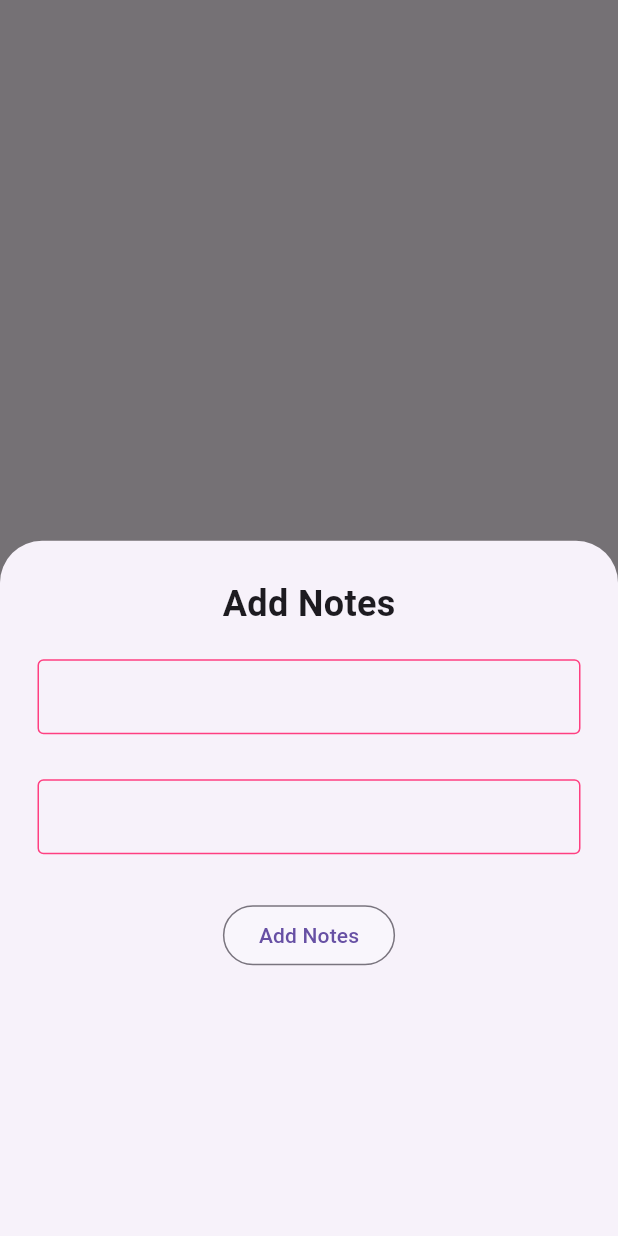
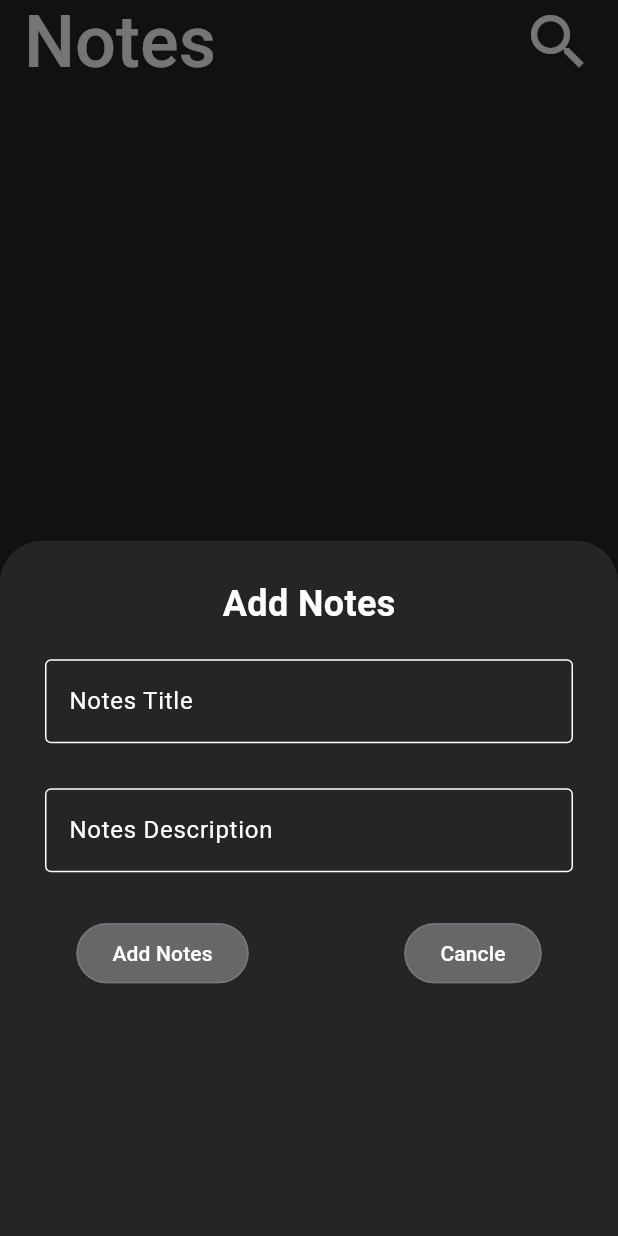
Before and after one commit to cybersleuth0/offlineDb, a Flutter app: the screen it shows after launch, after a tap on the "add" icon, on a phone screen of 412 x 824 dp. Run offline on Flutter 3.47's test engine with Material 3 defaults, Android fonts, the phone set to English and light mode, and no system bars; our stand-ins replace sqflite; accounts and stored records are empty.

Commit message:
Refactor database and add UI for notes
This commit refactors the database operations and introduces UI components for viewing and adding notes. The changes include:

-   Add `intl` package for date formatting.
-   Update `db_helper.dart` to use a singleton pattern, define constants for table and column names, and refactor the database operations for adding and fetching notes, also create `openDb()` to open a database.
-   Create `NoteModel.dart` to structure note data, and methods to map to and from the database format.
-   Create `homepage.dart` to render a grid view of notes and a modal sheet for adding new notes.
-   Create `detailspage.dart` for detailed view of a selected note.
-   Add `pubspec.yaml` dependencies.
-   Update `main.dart` to configure routing to the homepage and details page.
-   The `pubspec.lock` file has also been modified to reflect new dependency.

```diff
--- /dev/null
+++ b/lib/NoteModel.dart
@@ -0,0 +1,67 @@
+import 'db_helper.dart';
+
+class NoteModel {
+  int? nId;
+  String nTitle;
+  String nDesc;
+  String nCreatedat;
+
+  NoteModel(
+      {this.nId,
+      required this.nTitle,
+      required this.nDesc,
+      required this.nCreatedat});
+
+/*
+NoteModel Object Representation
+When you create a note like this:
+
+
+NoteModel note = NoteModel(
+  nId: 1,
+  nTitle: "Flutter Notes",
+  nDesc: "Learn how to use SQLite in Flutter.",
+  nCreatedat: "2025-02-22 10:00:00",
+);
+
+It is stored in Dart as an object with properties:
+
+nId: 1
+nTitle: "Flutter Notes"
+nDesc: "Learn how to use SQLite in Flutter."
+nCreatedat: "2025-02-22 10:00:00"
+
+2️⃣ tomap() Converts it into a Map
+When inserting into the database, we call:
+
+note.tomap();
+It converts the object into a Map:
+
+{
+  "title": "Flutter Notes",
+  "description": "Learn how to use SQLite in Flutter.",
+  "created_at": "2025-02-22 10:00:00"
+}
+
+*/
+
+//toMap
+  Map<String, dynamic> tomap() {
+    return {
+      Db_helper.COLUMN_TITLE: nTitle,
+      Db_helper.COLUMN_DESC: nDesc,
+      Db_helper.COLUMN_CREATED_AT: nCreatedat,
+      //Db_helper.COLUMN_ID: nId,
+    };
+  }
+
+//fromMap
+  factory NoteModel.frommap(Map<String, dynamic> map) {
+    return NoteModel(
+      nId: map[Db_helper.COLUMN_ID],
+      nTitle: map[Db_helper.COLUMN_TITLE],
+      nDesc: map[Db_helper.COLUMN_DESC],
+      nCreatedat: map[Db_helper.COLUMN_CREATED_AT],
+    );
+  }
+}
--- a/lib/db_helper.dart
+++ b/lib/db_helper.dart
@@ -1,84 +1,95 @@
 import 'dart:io';
 
+import 'package:offlinedb/NoteModel.dart';
 import 'package:path/path.dart';
 import 'package:path_provider/path_provider.dart';
 import 'package:sqflite/sqflite.dart';
 
-class Db_helper{
-  /// make this class constructor private
-  ///private constructor
-  Db_helper._();
-  //static final DbHelper mInstance = DbHelper._();
+class Db_helper {
+  //this is KEY we can use in case if we forgotten the correct value
+  static String TABLE_NAME = "NOTES";
+  static String COLUMN_ID = "NID";
+  static String COLUMN_TITLE = "TITLE";
+  static String COLUMN_DESC = "DESC";
+  static String COLUMN_CREATED_AT = "CREATED_AT";
+
+  //this is simple constructor
+  //Db_helper();if we will simple constructor then there is a chance that we
+  // might multiple instances of the class or multiple objects of the class
+  //we don't want that we have to make it private
+  Db_helper._(); //private constructor
+
+  /*Db_helper getInstance() {
+    return Db_helper._();//Since we made constructor private we can't access it directly
+    //we have to access it through this function
+  }*/
+  // Since this is returning only one thing so we can use single line return
   static Db_helper getInstance() => Db_helper._();
-  static const String TABLE_NOTE = 'notes';
-  static const String COLUMN_NOTE_ID = 'nId';
-  static const String COLUMN_NOTE_TITLE = 'nTitle';
-  static const String COLUMN_NOTE_DESC = 'nDesc';
-  static const String COLUMN_NOTE_CREATED_AT = 'nCreatedAt';
 
-  /// DB will only be created once, it will be destroyed only when user clear the cache data or uninstall the app.
+  //now we have to open a Database
+  //this function will help us to open a database
+  Future<Database> openDb() async {
+    // this getApplicationDocumentsDirectory() we are getting this from path_provider package
+    //it will return a future<Directory>. it will help us to get the path of the directory from user mobile
+    Directory appDiretory = await getApplicationDocumentsDirectory();
 
-  /// will always open the DB, (database path -> "data/data/www.something.com/databases/dbname.db")
-  /// if it exists we will open it, and
-  /// if it does not exist we will create it and then open it
-  Database? _db;
+    //now we have to create a path for the database
+    // this join() function we are getting this from path package
+    String dbPath = join(appDiretory.path, "notes.db");
 
-  Future<Database> getDB() async{
-    _db ??= await openDB();
-    return _db!;
-
-    /*if(_db!=null){
-      return _db!;
-    } else {
-      _db = await openDB();
-      return _db!;
-    }*/
+    //we are getting this openDatabase() function from sqflite package
+    //and it return future<database> so we have to made our function async
+    return await openDatabase(dbPath, version: 1, onCreate: (db, version) {
+      //now we have to create a table for that we are using execute() function
+      db.execute(
+          "CREATE TABLE $TABLE_NAME ( $COLUMN_ID INTEGER PRIMARY KEY AUTOINCREMENT,$COLUMN_TITLE TEXT,$COLUMN_DESC TEXT,$COLUMN_CREATED_AT TEXT)");
+      //THIS will create a table named NOTES with 4 columns
+    });
   }
 
-  Future<Database> openDB() async{
+//Now once we created a way to access the database instead of calling openDb
+//multiple times we should store the 1 database in a variable
+  Database?
+      _db; //since we want database that's why type is Database of variable
 
-    Directory appDocDir = await getApplicationDocumentsDirectory();
-    String dbPath = join(appDocDir.path,"noteDB.db");
-
-    return await openDatabase(dbPath, version: 1, onCreate: (db, version){
-      ///create tables
-      db.execute("Create table $TABLE_NOTE ( $COLUMN_NOTE_ID integer primary key autoincrement, $COLUMN_NOTE_TITLE text, $COLUMN_NOTE_DESC text, $COLUMN_NOTE_CREATED_AT text)");
-
-    });
-
+//now we have to check if if _db is null means database is not created is not
+// then we have to create a database
+  Future<Database> getdb() async {
+    // if (_db != null) {
+    //   return _db!;
+    // } else {
+    //   return _db = await openDb();
+    // }
+    //we can use this instead of above code
+    //we will use ternary operator
+    //_db = _db ?? await openDb();
+    _db ??= await openDb();
+    return _db!;
+    //if _db is null then part after this "??" will be return else part before
+    // this "??" will be return
   }
 
-  /// if i'm calling to execute queries on DB from our app like 10 times
-
-  /// insert -> db -> openDb -> execute
-  /// fetch -> db -> execute
-  /// fetch -> db -> execute
-  /// fetch -> db -> execute
-  /// fetch -> db -> execute
-  /// fetch -> db -> execute
-  /// fetch -> db -> execute
-
-  Future<bool> addNote({required String title, required String desc}) async{
-    Database db = await getDB();
-
-    int rowsEffected = await db.insert(TABLE_NOTE, {
-      COLUMN_NOTE_TITLE : title,
-      COLUMN_NOTE_DESC : desc,
-      COLUMN_NOTE_CREATED_AT: DateTime.now().millisecondsSinceEpoch.toString(),
-    });
-
-    return rowsEffected>0;
-
+  //now we have to add a note
+  Future<bool> addnote({required NoteModel addnotemodel}) async {
+    var database = await getdb();
+    //roweffected is >0 it means our data inserted successfully
+    //roweffected is <0 it means our data not inserted successfully
+    int roweffected = await database.insert(TABLE_NAME, addnotemodel.tomap());
+    return roweffected > 0;
   }
 
-  Future<List<Map<String, dynamic>>> fetchAllNotes() async{
-    var db = await getDB();
+  Future<List<NoteModel>> fetchallnotes() async {
+    var database = await getdb();
+    List<Map<String, dynamic>> notes = await database.query(TABLE_NAME);
+    List<NoteModel> mnotes = [];
+    // for (int i = 0; i < notes.length; i++) {
+    //   NoteModel eachnote = NoteModel.frommap(notes[i]);
+    //   mnotes.add(eachnote);
+    // }
 
-    List<Map<String, dynamic>> mNotes = await db.query(TABLE_NOTE);
-
-    /// select * from $TABLE_NOTE
-
-    return mNotes;
+    for (Map<String, dynamic> eachNotes in notes) {
+      mnotes.add(NoteModel.frommap(eachNotes));
+    }
+    return mnotes;
   }
-
 }
--- /dev/null
+++ b/lib/homepage.dart
@@ -0,0 +1,267 @@
+import 'dart:math';
+
+import 'package:flutter/cupertino.dart';
+import 'package:flutter/material.dart';
+import 'package:intl/intl.dart';
+import 'package:offlinedb/NoteModel.dart';
+import 'package:offlinedb/db_helper.dart';
+
+class Homepage extends StatefulWidget {
+  @override
+  State<Homepage> createState() => _HomepageState();
+}
+
+class _HomepageState extends State<Homepage> {
+  final List<Map<String, dynamic>> _colorsAndbordercolor = [
+    {
+      //"backcolor": Color(0xfff8a44c),
+      "backcolor": Color(0xffffab91),
+    },
+    {
+      "backcolor": Color(0xffffcc80),
+    },
+    {
+      "backcolor": Color(0xffe7ed9b),
+    },
+    {
+      "backcolor": Color(0xffcf94da),
+    },
+    {
+      "backcolor": Color(0xff81deea),
+    },
+    {
+      "backcolor": Color(0xfff48fb1),
+    },
+  ];
+
+  Db_helper myDB = Db_helper.getInstance();
+
+  //we have to create an object of Db_helper class
+  List<NoteModel> allnotes = [];
+
+  TextEditingController titleController = TextEditingController();
+  TextEditingController descController = TextEditingController();
+
+  @override
+  void initState() {
+    super.initState();
+    fetchnotesFromDb();
+  }
+
+  //this function will fetch all the notes from the database
+  void fetchnotesFromDb() async {
+    allnotes = await myDB.fetchallnotes();
+    setState(() {});
+  }
+
+  DateFormat df = DateFormat.yMMMEd();
+
+  @override
+  Widget build(BuildContext context) {
+    return Scaffold(
+        backgroundColor: Color(0xff252525),
+        appBar: AppBar(
+          backgroundColor: Color(0xff252525),
+          title: Row(
+            mainAxisAlignment: MainAxisAlignment.spaceBetween,
+            children: [
+              Text(
+                "Notes",
+                style: TextStyle(
+                    color: Colors.white,
+                    fontSize: 48,
+                    fontWeight: FontWeight.w500),
+              ),
+              SizedBox(width: 10),
+              Icon(
+                Icons.search,
+                size: 48,
+                color: Colors.white,
+              )
+            ],
+          ),
+        ),
+        body: allnotes.isNotEmpty
+            ? Padding(
+                padding: const EdgeInsets.all(16.0),
+                child: GridView.builder(
+                  gridDelegate: SliverGridDelegateWithFixedCrossAxisCount(
+                      crossAxisCount: 2,
+                      crossAxisSpacing: 5,
+                      mainAxisSpacing: 15),
+                  itemCount: allnotes.length,
+                  itemBuilder: (contex, index) {
+                    var eachdate = DateTime.fromMillisecondsSinceEpoch(
+                        int.parse(allnotes[index].nCreatedat));
+                    return InkWell(
+                      onTap: () {
+                        Navigator.pushNamed(context, "/detailspage",
+                            arguments: {
+                              "title": allnotes[index].nTitle,
+                              "desc": allnotes[index].nDesc,
+                            });
+                      },
+                      child: Container(
+                        margin: EdgeInsets.only(right: 5, left: 5),
+                        padding: EdgeInsets.all(10),
+                        decoration: BoxDecoration(
+                          borderRadius: BorderRadius.circular(10),
+                          color: _colorsAndbordercolor[Random()
+                                  .nextInt(_colorsAndbordercolor.length - 1)]
+                              ["backcolor"],
+                        ),
+                        child: Column(
+                            mainAxisAlignment: MainAxisAlignment.spaceBetween,
+                            crossAxisAlignment: CrossAxisAlignment.center,
+                            children: [
+                              Text(
+                                allnotes[index].nTitle,
+                                maxLines: 2,
+                                style: TextStyle(
+                                    overflow: TextOverflow.ellipsis,
+                                    fontSize: 18,
+                                    fontWeight: FontWeight.w600,
+                                    letterSpacing: 2,
+                                    wordSpacing: 2),
+                              ),
+                              SizedBox(height: 10),
+                              Text(
+                                allnotes[index].nDesc,
+                                maxLines: 5,
+                                style: TextStyle(
+                                  overflow: TextOverflow.ellipsis,
+                                  fontSize: 15,
+                                  fontWeight: FontWeight.w600,
+                                  letterSpacing: 2,
+                                ),
+                              ),
+                              SizedBox(height: 10),
+                              Text(df.format(eachdate),
+                                  style: TextStyle(
+                                      overflow: TextOverflow.ellipsis,
+                                      fontSize: 14,
+                                      fontWeight: FontWeight.w500,
+                                      color: Colors.black45)),
+                            ]),
+                      ),
+                    );
+                  },
+                ),
+              )
+            : Center(
+                child: Text(
+                "No Notes.........",
+                style: TextStyle(color: Colors.white, fontSize: 32),
+              )),
+        floatingActionButton: FloatingActionButton(
+          backgroundColor: Color(0xffe7ed9b),
+          onPressed: () async {
+            showModalBottomSheet(
+                backgroundColor: Color(0xff252525),
+                context: context,
+                builder: (_) {
+                  return Container(
+                    height: 9500,
+                    margin: EdgeInsets.only(left: 5, right: 5),
+                    padding: EdgeInsets.all(25),
+                    decoration: BoxDecoration(
+                      borderRadius: BorderRadius.only(
+                          topRight: Radius.circular(25),
+                          topLeft: Radius.circular(25)),
+                    ),
+                    child: Column(
+                      children: [
+                        Text(
+                          "Add Notes",
+                          style: TextStyle(
+                              fontSize: 24,
+                              fontWeight: FontWeight.bold,
+                              color: Colors.white),
+                        ),
+                        SizedBox(height: 20),
+                        TextField(
+                          controller: titleController,
+                          style: TextStyle(fontSize: 16, color: Colors.white),
+                          decoration: InputDecoration(
+                              hintText: "Notes Title",
+                              hintStyle:
+                                  TextStyle(color: Colors.white, fontSize: 16),
+                              //enabledBorder Means when we don't click on the input field
+                              enabledBorder: OutlineInputBorder(
+                                borderSide: BorderSide(color: Colors.white),
+                              ),
+                              //focusedBorder Means when we click on the input field
+                              focusedBorder: OutlineInputBorder(
+                                borderSide:
+                                    BorderSide(color: Colors.lightGreen),
+                              )),
+                        ),
+                        SizedBox(height: 30),
+                        TextField(
+                          controller: descController,
+                          style: TextStyle(fontSize: 16, color: Colors.white),
+                          decoration: InputDecoration(
+                              hintText: "Notes Description",
+                              hintStyle:
+                                  TextStyle(color: Colors.white, fontSize: 16),
+                              //enabledBorder Means when we don't click on the input field
+                              enabledBorder: OutlineInputBorder(
+                                borderSide: BorderSide(color: Colors.white),
+                              ),
+                              //focusedBorder Means when we click on the input field
+                              focusedBorder: OutlineInputBorder(
+                                borderSide:
+                                    BorderSide(color: Colors.lightGreen),
+                              )),
+                        ),
+                        SizedBox(height: 30),
+                        Row(
+                          mainAxisAlignment: MainAxisAlignment.spaceAround,
+                          children: [
+                            OutlinedButton(
+                                style: OutlinedButton.styleFrom(
+                                  backgroundColor: Colors.white30,
+                                ),
+                                onPressed: () async {
+                                  //since addNote is a boolen function if the any rows are effected then it will return truemdb
+                                  bool inserted = await myDB.addnote(
+                                      addnotemodel: NoteModel(
+                                          nTitle: titleController.text,
+                                          nDesc: descController.text,
+                                          nCreatedat: DateTime.now()
+                                              .microsecondsSinceEpoch
+                                              .toString()));
+                                  if (inserted) {
+                                    fetchnotesFromDb();
+                                    titleController.clear();
+                                    descController.clear();
+                                    Navigator.pop(context);
+                                  }
+                                },
+                                child: Text(
+                                  "Add Notes",
+                                  style: TextStyle(color: Colors.white),
+                                )),
+                            SizedBox(width: 20),
+                            OutlinedButton(
+                                style: OutlinedButton.styleFrom(
+                                  backgroundColor: Colors.white30,
+                                ),
+                                onPressed: () {
+                                  Navigator.pop(context);
+                                },
+                                child: Text(
+                                  "Cancle",
+                                  style: TextStyle(color: Colors.white),
+                                ))
+                          ],
+                        ),
+                      ],
+                    ),
+                  );
+                });
+          },
+          child: Icon(Icons.add),
+        ));
+  }
+}
--- a/lib/main.dart
+++ b/lib/main.dart
@@ -1,129 +1,15 @@
 import 'package:flutter/cupertino.dart';
 import 'package:flutter/material.dart';
-import 'package:offlinedb/db_helper.dart';
+import 'package:offlinedb/detailspage.dart';
+import 'package:offlinedb/homepage.dart';
 
 void main() {
   runApp(MaterialApp(
-    home: BasicUI(),
     debugShowCheckedModeBanner: false,
+    initialRoute: "/homepage",
+    routes: {
+      "/homepage": (context) => Homepage(),
+      "/detailspage": (context) => Detailspage(),
+    },
   ));
 }
-
-class BasicUI extends StatefulWidget {
-  @override
-  State<BasicUI> createState() => _BasicUIState();
-}
-
-class _BasicUIState extends State<BasicUI> {
-  ///create object of Db_helper class
-  Db_helper? mdb;
-
-  //create a list to store a notes
-  List<Map<String, dynamic>> mNotes = [];
-
-  TextEditingController titleController = TextEditingController();
-  TextEditingController descController = TextEditingController();
-
-  @override
-  void initState() {
-    super.initState();
-    mdb = Db_helper.getInstance();
-    getNotes();
-    titleController.clear();
-    descController.clear();
-  }
-
-  getNotes() async {
-    mNotes = await mdb!.fetchAllNotes();
-    setState(() {});
-  }
-
-  @override
-  Widget build(BuildContext context) {
-    return Scaffold(
-        body: mNotes.isNotEmpty
-            ? ListView.builder(
-                itemCount: mNotes.length,
-                itemBuilder: (_, index) {
-                  return ListTile(
-                    title: Text(mNotes[index][Db_helper.COLUMN_NOTE_TITLE]),
-                    subtitle: Text(mNotes[index][Db_helper.COLUMN_NOTE_DESC]),
-                  );
-                })
-            : Center(child: Text("No Notes Yet")),
-        floatingActionButton: FloatingActionButton(
-          onPressed: () async {
-            showModalBottomSheet(
-                context: context,
-                builder: (_) {
-                  return Container(
-                    padding: EdgeInsets.all(25),
-                    width: double.infinity,
-                    decoration: BoxDecoration(
-                      borderRadius: BorderRadius.only(
-                          topRight: Radius.circular(25),
-                          topLeft: Radius.circular(25)),
-                    ),
-                    child: Column(
-                      children: [
-                        Text(
-                          "Add Notes",
-                          style: TextStyle(
-                              fontSize: 24, fontWeight: FontWeight.bold),
-                        ),
-                        SizedBox(height: 20),
-                        TextField(
-                          controller: titleController,
-                          style: TextStyle(fontSize: 12),
-                          decoration: InputDecoration(
-                              //enabledBorder Means when we don't click on the input field
-                              enabledBorder: OutlineInputBorder(
-                                borderSide:
-                                    BorderSide(color: Colors.pinkAccent),
-                              ),
-                              //focusedBorder Means when we click on the input field
-                              focusedBorder: OutlineInputBorder(
-                                borderSide:
-                                    BorderSide(color: Colors.lightGreen),
-                              )),
-                        ),
-                        SizedBox(height: 30),
-                        TextField(
-                          controller: descController,
-                          style: TextStyle(fontSize: 12),
-                          decoration: InputDecoration(
-                              //enabledBorder Means when we don't click on the input field
-                              enabledBorder: OutlineInputBorder(
-                                borderSide:
-                                    BorderSide(color: Colors.pinkAccent),
-                              ),
-                              //focusedBorder Means when we click on the input field
-                              focusedBorder: OutlineInputBorder(
-                                borderSide:
-                                    BorderSide(color: Colors.lightGreen),
-                              )),
-                        ),
-                        SizedBox(height: 30),
-                        OutlinedButton(
-                            style: OutlinedButton.styleFrom(
-                              backgroundColor: Colors.white30,
-                            ),
-                            onPressed: () async {
-                              //since addNote is a boolen function if the any rows are effected then it will return true
-                              bool check = await mdb!.addNote(
-                                  title: titleController.text,
-                                  desc: descController.text);
-                              if (check) {
-                                getNotes();
-                              }
-                            },
-                            child: Text("Add Notes"))
-                      ],
-                    ),
-                  );
-                });
-          },
-          child: Icon(Icons.add),
-        ));
-  }
-}
--- a/pubspec.yaml
+++ b/pubspec.yaml
@@ -37,6 +37,7 @@ dependencies:
   sqflite: ^2.4.1
   path_provider: ^2.1.5
   path: ^1.9.0
+  intl: ^0.20.2
 
 dev_dependencies:
   flutter_test:
```
Also changed, not shown: lib/detailspage.dart (added, +80 -0 lines), pubspec.lock.
